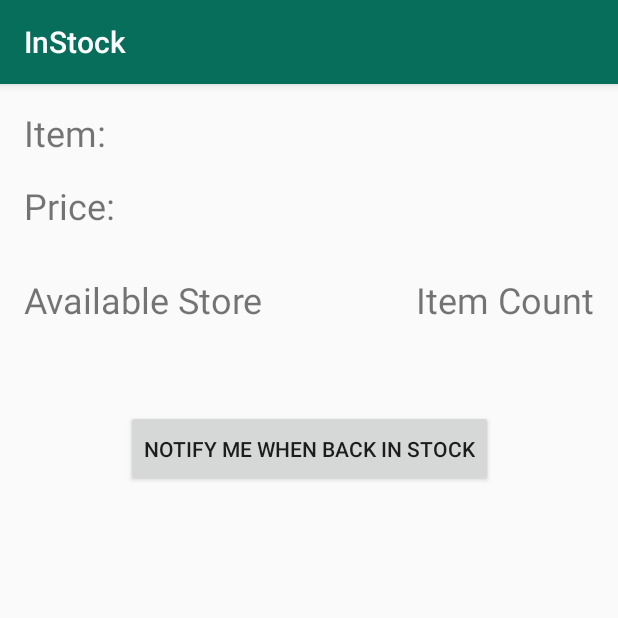
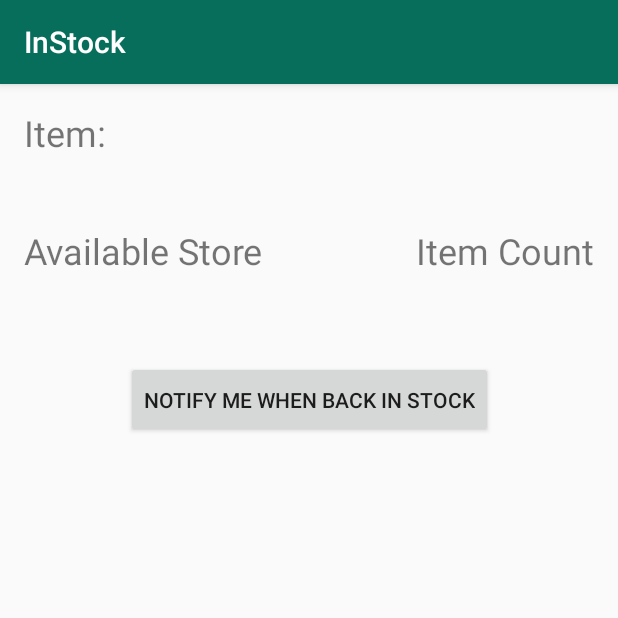
Before and after one commit to Instock-Org/Instock, an Android app: the ProductViewActivity screen opened directly, with no data from a screen before it, on a phone screen of 412 x 824 dp, the top half of it. Run offline under Robolectric (Android 15) with nearby library versions, the phone set to English and light mode, and no system bars.

Commit message:
Move price to list

```diff
--- a/frontend/app/src/main/java/com/example/instock/CustomListAdapter.java
+++ b/frontend/app/src/main/java/com/example/instock/CustomListAdapter.java
@@ -15,13 +15,15 @@ public class CustomListAdapter extends ArrayAdapter {
     private final Activity context;
     private final ArrayList<String> storesList;
     private final ArrayList<String> stockList;
+    private final ArrayList<String> priceList;
 
-    public CustomListAdapter(Activity context, ArrayList storeArrayParam, ArrayList stockArrayParam){
+    public CustomListAdapter(Activity context, ArrayList storeArrayParam, ArrayList stockArrayParam, ArrayList priceArrayParam){
         super(context,R.layout.product_view_store, storeArrayParam);
 
         this.context = context;
         this.storesList = storeArrayParam;
         this.stockList = stockArrayParam;
+        this.priceList = priceArrayParam;
     }
 
     public View getView(int position, View view, ViewGroup parent) {
@@ -30,9 +32,11 @@ public class CustomListAdapter extends ArrayAdapter {
 
         TextView storeNameTextView = (TextView) rowView.findViewById(R.id.grocery_store_name);
         TextView stockCountTextView = (TextView) rowView.findViewById(R.id.count_number);
+        TextView pricetTextView = (TextView) rowView.findViewById(R.id.product_price);
 
         storeNameTextView.setText(storesList.get(position));
         stockCountTextView.setText(stockList.get(position));
+        pricetTextView.setText(priceList.get(position));
 
         return rowView;
     };
--- a/frontend/app/src/main/res/layout/activity_product_view.xml
+++ b/frontend/app/src/main/res/layout/activity_product_view.xml
@@ -28,25 +28,6 @@
         app:layout_constraintTop_toTopOf="@id/item_label"/>
 
     <TextView
-        android:id="@+id/price_label"
-        android:layout_width="wrap_content"
-        android:layout_height="wrap_content"
-        android:text="@string/price_label"
-        android:textSize="24dp"
-        android:paddingHorizontal="@dimen/activity_horizontal_margin"
-        app:layout_constraintLeft_toLeftOf="parent"
-        app:layout_constraintTop_toBottomOf="@id/item_label"/>
-
-    <TextView
-        android:id="@+id/price_amount"
-        android:layout_width="wrap_content"
-        android:layout_height="wrap_content"
-        android:textSize="24dp"
-        android:paddingHorizontal="@dimen/activity_horizontal_margin"
-        app:layout_constraintLeft_toRightOf="@id/price_label"
-        app:layout_constraintTop_toTopOf="@id/price_label"/>
-
-    <TextView
         android:id="@+id/availability_label"
         android:layout_width="wrap_content"
         android:layout_height="wrap_content"
@@ -55,7 +36,7 @@
         android:paddingHorizontal="@dimen/activity_horizontal_margin"
         android:layout_marginTop="30dp"
         app:layout_constraintLeft_toLeftOf="parent"
-        app:layout_constraintTop_toBottomOf="@id/price_label"/>
+        app:layout_constraintTop_toBottomOf="@id/item_label"/>
 
     <TextView
         android:id="@+id/store_count_label"
```
Also changed, not shown: frontend/app/src/main/java/com/example/instock/ProductViewActivity.java (+10 -4 lines), frontend/app/src/main/res/layout/product_view_store.xml (+23 -9 lines).
